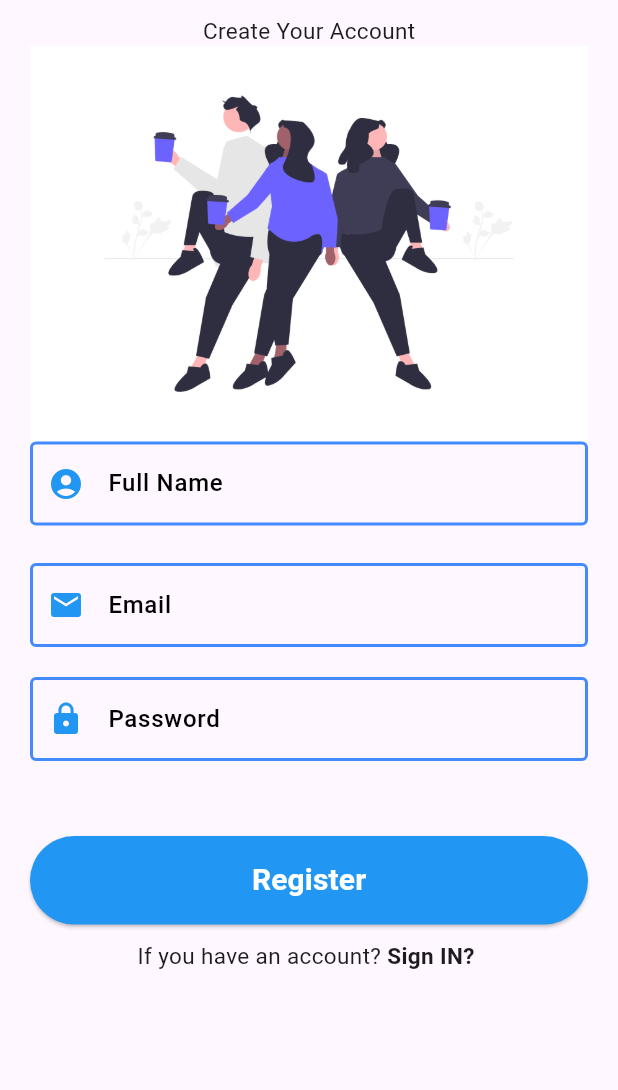
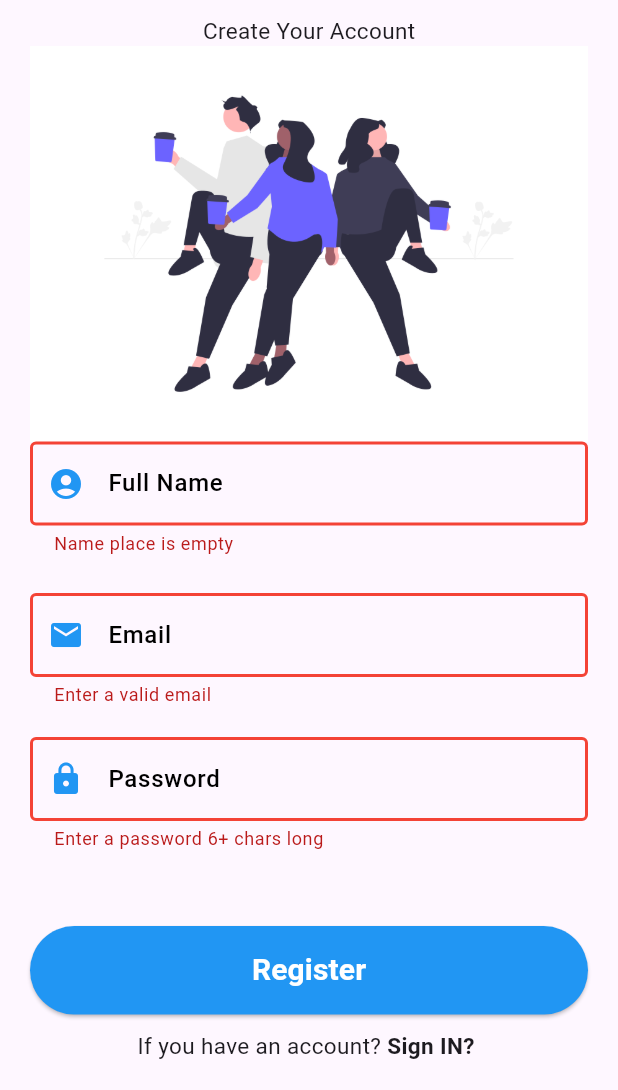
Before and after one commit to alyilmaz99/chat_app, a Flutter app: the RegisterPage screen opened directly, scrolled down 40 dp, after a tap on "Register", on a phone screen of 412 x 824 dp, the part 146-1236 px from its top. Run offline on Flutter 3.47's test engine with Material 2 defaults, Android fonts, the phone set to English and light mode, and no system bars; our stand-ins replace firebase_auth, firebase_core, shared_preferences; accounts and stored records are empty.

Commit message:
sign up method add

```diff
--- a/lib/pages/auth/register_page.dart
+++ b/lib/pages/auth/register_page.dart
@@ -1,6 +1,7 @@
 // ignore_for_file: avoid_print
 
 import 'package:chat_app/pages/auth/login_page.dart';
+import 'package:chat_app/service/auth_service.dart';
 import 'package:chat_app/widgets/widgets.dart';
 import 'package:flutter/gestures.dart';
 import 'package:flutter/material.dart';
@@ -13,15 +14,22 @@ class RegisterPage extends StatefulWidget {
 }
 
 class _RegisterPageState extends State<RegisterPage> {
-  final formKey = GlobalKey();
+  final formKey = GlobalKey<FormState>();
   String email = "";
   String password = '';
   String fullName = '';
-
+  bool isLoading = false;
+  AuthService authService = AuthService();
   @override
   Widget build(BuildContext context) {
     return Scaffold(
-      body: SingleChildScrollView(
+      body: isLoading
+          ? const Center(
+              child: CircularProgressIndicator(
+                color: Colors.blue,
+              ),
+            )
+          : SingleChildScrollView(
               child: Padding(
                 padding: const EdgeInsets.symmetric(
                   horizontal: 20.0,
@@ -180,5 +188,22 @@ class _RegisterPageState extends State<RegisterPage> {
     );
   }
 
-  register() {}
+  register() async {
+    if (formKey.currentState!.validate()) {
+      setState(() {
+        isLoading = true;
+      });
+      await authService
+          .registerUserWithEmailandPassword(fullName, email, password)
+          .then((value) {
+        if (value == true) {
+        } else {
+          showSnackBar(context, Colors.blue, value);
+          setState(() {
+            isLoading = false;
+          });
         }
+      });
+    }
+  }
+}
```
Lines whose indentation alone changed are shown as unchanged.
